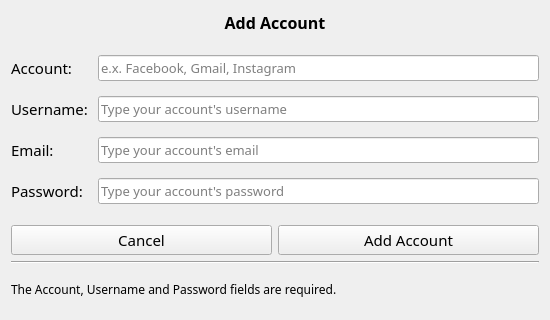
Qt form ui/add_account_page.ui (ApostolisTs/PasswordManager) before a commit.
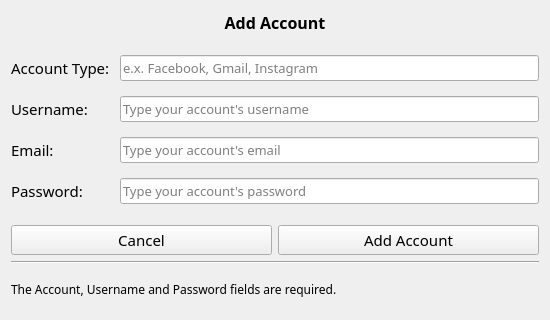
The same form after that commit.

```diff
--- a/ui/add_account_page.ui
+++ b/ui/add_account_page.ui
@@ -93,7 +93,7 @@
         </font>
        </property>
        <property name="text">
-        <string>Account:</string>
+        <string>Account Type:</string>
        </property>
       </widget>
      </item>
```
